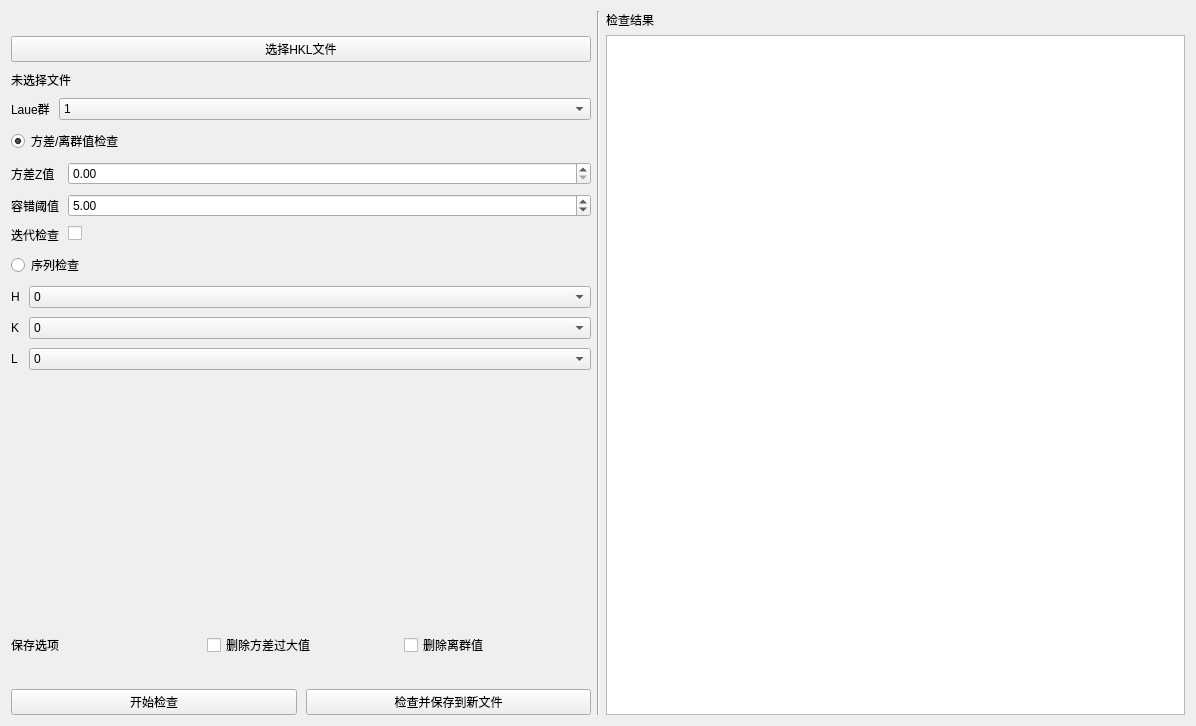
Before: the Qt Designer form crystaltoolgui/qt/tabhklchecker.ui in jingshenSN2/CrystalTool, drawn with Qt 5.
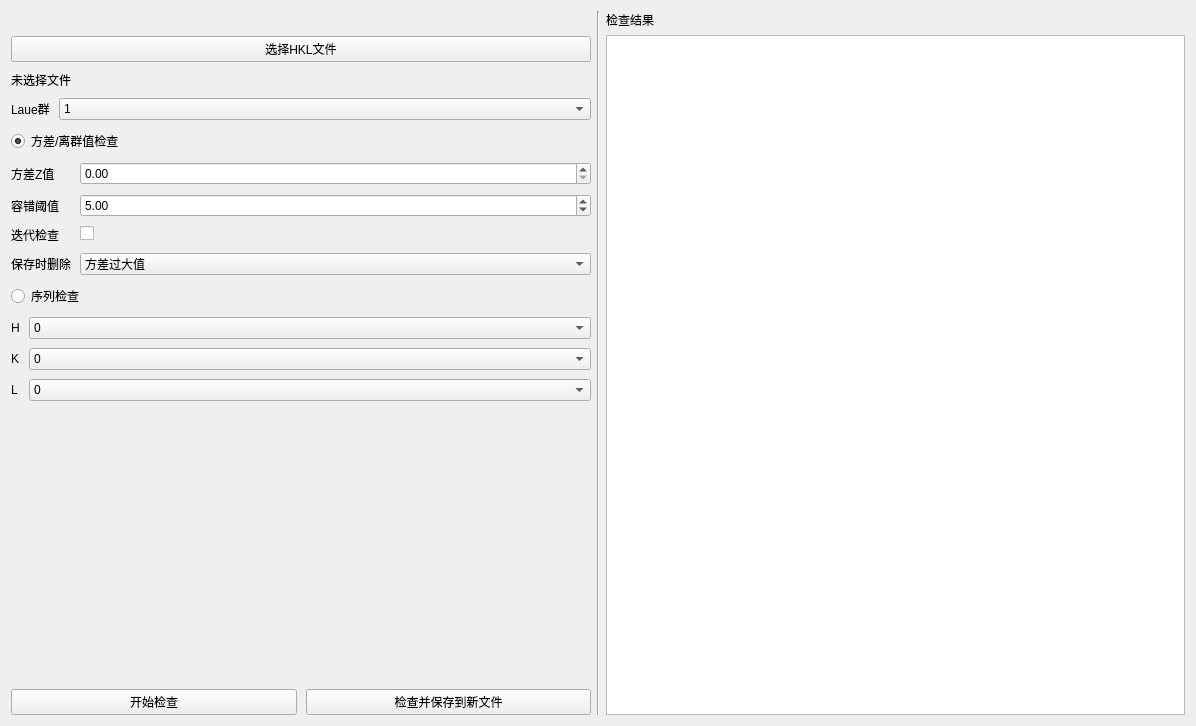
After: the same form once the commit is applied.

Commit message: refactor: 修改检查器图形界面和相关逻辑

The edit to the form file:
```diff
--- a/crystaltoolgui/qt/tabhklchecker.ui
+++ b/crystaltoolgui/qt/tabhklchecker.ui
@@ -15,7 +15,7 @@
   </property>
   <layout class="QHBoxLayout" name="horizontalLayout_2" stretch="1,0,1">
    <item>
-    <layout class="QVBoxLayout" name="vL_check_1" stretch="0,0,0,0,0,0,0,0,0,0,0">
+    <layout class="QVBoxLayout" name="vL_check_1" stretch="0,0,0,0,0,0,0,0,0,0">
      <property name="spacing">
       <number>9</number>
      </property>
@@ -182,6 +182,32 @@
          </property>
         </widget>
        </item>
+       <item row="4" column="0">
+        <widget class="QLabel" name="l_check_save_opt">
+         <property name="text">
+          <string>保存时删除</string>
+         </property>
+        </widget>
+       </item>
+       <item row="4" column="1">
+        <widget class="QComboBox" name="cB_check_save_opt">
+         <item>
+          <property name="text">
+           <string>方差过大值</string>
+          </property>
+         </item>
+         <item>
+          <property name="text">
+           <string>离群值</string>
+          </property>
+         </item>
+         <item>
+          <property name="text">
+           <string>所有异常值</string>
+          </property>
+         </item>
+        </widget>
+       </item>
       </layout>
      </item>
      <item>
@@ -334,31 +360,6 @@
        </property>
       </spacer>
      </item>
-     <item>
-      <layout class="QHBoxLayout" name="horizontalLayout">
-       <item>
-        <widget class="QLabel" name="l_check_save_opt">
-         <property name="text">
-          <string>保存选项</string>
-         </property>
-        </widget>
-       </item>
-       <item>
-        <widget class="QCheckBox" name="cB_check_delete_var">
-         <property name="text">
-          <string>删除方差过大值</string>
-         </property>
-        </widget>
-       </item>
-       <item>
-        <widget class="QCheckBox" name="cB_check_delete_outlier">
-         <property name="text">
-          <string>删除离群值</string>
-         </property>
-        </widget>
-       </item>
-      </layout>
-     </item>
      <item>
       <widget class="QLabel" name="l_check_result">
        <property name="text">
```
The commit also changes 3 other files.
